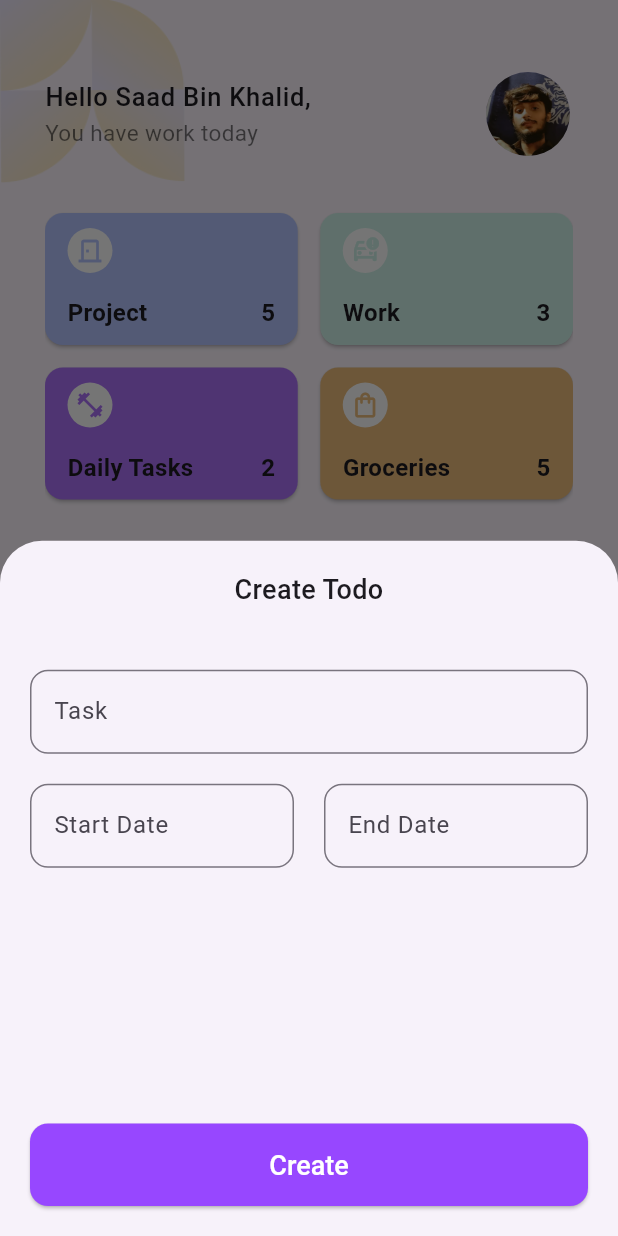
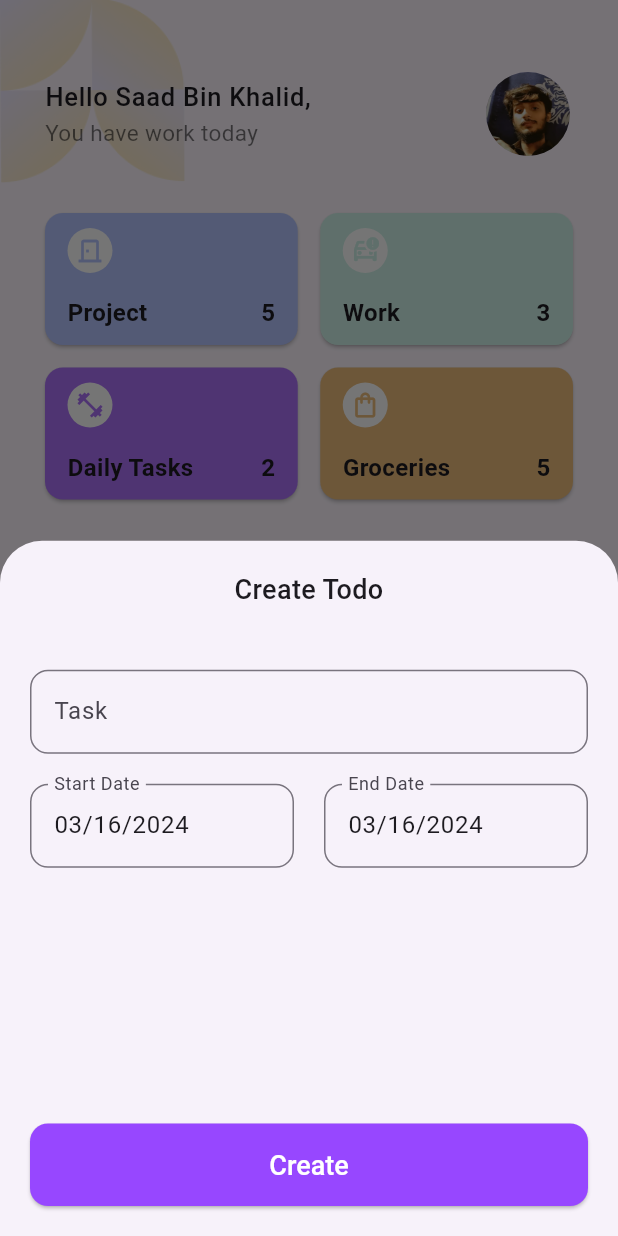
Before and after one commit to k200161/todo-app, a Flutter app: the screen it shows after launch, after a tap on "Create", on a phone screen of 412 x 824 dp. Run offline on Flutter 3.47's test engine with Material 3 defaults, Android fonts, the phone set to English and light mode, and no system bars.

Commit message:
Added reactive persistance

```diff
--- a/lib/create_todo_form.dart
+++ b/lib/create_todo_form.dart
@@ -1,4 +1,7 @@
 import 'package:flutter/material.dart';
+
+import 'models/todo.dart';
+import 'repo/todo_repo.dart';
 
 class CreateTodoForm extends StatefulWidget {
   const CreateTodoForm({super.key});
@@ -9,6 +12,14 @@ class CreateTodoForm extends StatefulWidget {
 
 class _CreateTodoFormState extends State<CreateTodoForm> {
   final formKey = GlobalKey<FormState>();
+
+  var todo = Todo(
+    id: DateTime.now().millisecondsSinceEpoch.toString(),
+    task: '',
+    startTime: DateTime.now(),
+    endTime: DateTime.now(),
+    completed: false,
+  );
 
   @override
   Widget build(BuildContext context) {
@@ -38,6 +49,7 @@ class _CreateTodoFormState extends State<CreateTodoForm> {
                 labelText: 'Task',
                 hintText: 'What you want to do or accomplish?',
               ),
+              onSaved: (x) => todo = todo.copyWith(task: x),
             ),
             const SizedBox(height: 20),
             Row(
@@ -45,18 +57,22 @@ class _CreateTodoFormState extends State<CreateTodoForm> {
                 Expanded(
                   child: InputDatePickerFormField(
                     acceptEmptyDate: false,
+                    initialDate: todo.startTime,
                     firstDate: DateTime.now(),
                     lastDate: DateTime(2100),
                     fieldLabelText: 'Start Date',
+                    onDateSaved: (x) => todo = todo.copyWith(startTime: x),
                   ),
                 ),
                 const SizedBox(width: 20),
                 Expanded(
                   child: InputDatePickerFormField(
                     acceptEmptyDate: false,
+                    initialDate: todo.endTime,
                     firstDate: DateTime.now(),
                     lastDate: DateTime(2100),
                     fieldLabelText: 'End Date',
+                    onDateSaved: (x) => todo = todo.copyWith(endTime: x),
                   ),
                 ),
               ],
@@ -64,10 +80,7 @@ class _CreateTodoFormState extends State<CreateTodoForm> {
             const SizedBox(height: 20),
             const Spacer(),
             ElevatedButton(
-              onPressed: () {
-                final isValid = formKey.currentState?.validate() ?? false;
-                if (isValid) Navigator.of(context).pop();
-              },
+              onPressed: save,
               child: const Text('Create'),
             ),
           ],
@@ -75,4 +88,12 @@ class _CreateTodoFormState extends State<CreateTodoForm> {
       ),
     );
   }
+
+  void save() {
+    final isValid = formKey.currentState?.validate() ?? false;
+    if (!isValid) return;
+    formKey.currentState?.save();
+    TodoRepo.instance.addTodo(todo);
+    Navigator.of(context).pop();
+  }
 }
--- a/lib/data/todo_data.dart
+++ /dev/null
@@ -1,23 +0,0 @@
-import 'dart:math';
-
-import '../models/todo.dart';
-
-List<Todo> getTodoItems() {
-  final now = DateTime.now();
-  final random = Random(now.millisecondsSinceEpoch);
-  final length = random.nextInt(3) + 5;
-
-  return List.generate(
-    length,
-    (i) {
-      final duration = Duration(hours: random.nextInt(24));
-
-      return Todo(
-        task: 'This is a todo task $i',
-        startTime: now.subtract(duration),
-        endTime: now.add(duration),
-        completed: random.nextBool(),
-      );
-    },
-  );
-}
--- a/lib/main.dart
+++ b/lib/main.dart
@@ -1,9 +1,14 @@
 import 'package:flutter/material.dart';
 
 import 'home_screen.dart';
+import 'repo/todo_repo.dart';
 import 'theme.dart';
+import 'utils/todos_file.dart';
 
-void main() {
+void main() async {
+  WidgetsFlutterBinding.ensureInitialized();
+  final file = await TodosFile.init();
+  TodoRepo.instance.todosFile = file;
   runApp(const TodoApp());
 }
 
--- a/lib/models/todo.dart
+++ b/lib/models/todo.dart
@@ -1,13 +1,61 @@
 class Todo {
+  final String id;
   final String task;
   final DateTime startTime;
   final DateTime endTime;
   final bool completed;
 
   const Todo({
+    required this.id,
     required this.task,
     required this.startTime,
     required this.endTime,
     required this.completed,
   });
+
+  Map<String, dynamic> toMap() {
+    return {
+      'id': id,
+      'task': task,
+      'startTime': startTime.millisecondsSinceEpoch,
+      'endTime': endTime.millisecondsSinceEpoch,
+      'completed': completed,
+    };
+  }
+
+  factory Todo.fromMap(dynamic data) {
+    final map = Map<String, dynamic>.from(data);
+
+    return Todo(
+      id: map['id'],
+      task: map['task'],
+      startTime: DateTime.fromMillisecondsSinceEpoch(map['startTime']),
+      endTime: DateTime.fromMillisecondsSinceEpoch(map['endTime']),
+      completed: map['completed'],
+    );
+  }
+
+  Todo copyWith({
+    String? id,
+    String? task,
+    DateTime? startTime,
+    DateTime? endTime,
+    bool? completed,
+  }) {
+    return Todo(
+      id: id ?? this.id,
+      task: task ?? this.task,
+      startTime: startTime ?? this.startTime,
+      endTime: endTime ?? this.endTime,
+      completed: completed ?? this.completed,
+    );
+  }
+
+  @override
+  bool operator ==(covariant Todo other) {
+    return identical(this, other) || id == other.id;
+  }
+
+  @override
+  int get hashCode => id.hashCode;
 }
--- /dev/null
+++ b/lib/repo/todo_repo.dart
@@ -0,0 +1,50 @@
+import 'dart:convert';
+import 'dart:io';
+
+import '../models/todo.dart';
+
+class TodoRepo {
+  late final File file;
+
+  TodoRepo._singleton();
+
+  static final instance = TodoRepo._singleton();
+
+  set todosFile(File newFile) => file = newFile;
+
+  Future<void> addTodo(Todo todo) async {
+    final todos = readTodos();
+    final index = todos.indexOf(todo);
+    if (index == -1)
+      todos.add(todo);
+    else {
+      todos.removeAt(index);
+      todos.insert(index, todo);
+    }
+    setTodos(todos);
+  }
+
+  Future<void> deletTodo(Todo todo) async {
+    final todos = readTodos()..remove(todo);
+    setTodos(todos.toSet().toList());
+  }
+
+  void setTodos(List<Todo> todos) {
+    final data = todos.map((t) => t.toMap()).toList();
+    file.writeAsStringSync(json.encode(data));
+  }
+
+  Stream<List<Todo>> streamTodos() async* {
+    yield readTodos();
+
+    await for (final event in file.watch()) {
+      if (event.type == FileSystemEvent.modify) //
+        yield readTodos();
+    }
+  }
+
+  List<Todo> readTodos() {
+    final data = List.from(json.decode(file.readAsStringSync()));
+    return data.map(Todo.fromMap).toList();
+  }
+}
--- /dev/null
+++ b/lib/utils/todos_file.dart
@@ -0,0 +1,16 @@
+import 'dart:io';
+
+import 'package:path_provider/path_provider.dart';
+
+class TodosFile {
+  static const filename = 'todos.txt';
+
+  static Future<File> init() async {
+    final directory = await getApplicationDocumentsDirectory();
+    final path = '${directory.path}/$filename';
+    final file = File(path);
+    final isNew = !file.existsSync();
+    if (isNew) file.writeAsStringSync('[]');
+    return file;
+  }
+}
--- a/lib/widgets/todo_list.dart
+++ b/lib/widgets/todo_list.dart
@@ -1,6 +1,6 @@
 import 'package:flutter/material.dart';
 
-import '../data/todo_data.dart';
+import '../repo/todo_repo.dart';
 import 'todo_tile.dart';
 
 class TodoList extends StatelessWidget {
@@ -8,14 +8,44 @@ class TodoList extends StatelessWidget {
 
   @override
   Widget build(BuildContext context) {
-    final todos = getTodoItems();
+    return StreamBuilder(
+      stream: TodoRepo.instance.streamTodos(),
+      builder: (context, snap) {
+        if (snap.hasError)
+          return Center(
+            heightFactor: 10,
+            child: Text(snap.error.toString()),
+          );
 
-    return ListView.separated(
-      shrinkWrap: true,
-      physics: const NeverScrollableScrollPhysics(),
-      itemCount: 5,
-      itemBuilder: (_, i) => TodoTile(todo: todos[i]),
-      separatorBuilder: (_, i) => const SizedBox(height: 20),
+        if (!snap.hasData)
+          return const Center(
+            heightFactor: 5,
+            child: CircularProgressIndicator(),
+          );
+
+        final todos = snap.data ?? const [];
+
+        if (todos.isEmpty)
+          return const Center(
+            heightFactor: 10,
+            child: Text('No todos found'),
+          );
+
+        return ListView.separated(
+          shrinkWrap: true,
+          physics: const NeverScrollableScrollPhysics(),
+          itemCount: todos.length,
+          separatorBuilder: (_, i) => const SizedBox(height: 20),
+          itemBuilder: (_, i) {
+            final todo = todos[i];
+
+            return TodoTile(
+              key: ValueKey(todo.id),
+              todo: todo,
+            );
+          },
+        );
+      },
     );
   }
 }
--- a/lib/widgets/todo_tile.dart
+++ b/lib/widgets/todo_tile.dart
@@ -1,6 +1,8 @@
 import 'package:flutter/material.dart';
 
+import '../utils/datetime_ext.dart';
 import '../models/todo.dart';
+import '../repo/todo_repo.dart';
 
 class TodoTile extends StatefulWidget {
   const TodoTile({
@@ -15,16 +17,18 @@ class TodoTile extends StatefulWidget {
 }
 
 class _TodoTileState extends State<TodoTile> {
-  late bool selected = widget.todo.completed;
+  late var todo = widget.todo;
 
   @override
   Widget build(BuildContext context) {
     return ListTile(
       onTap: () {
-        setState(() => selected = !selected);
+        final toggledTodo = todo.copyWith(completed: !todo.completed);
+        setState(() => todo = toggledTodo);
+        TodoRepo.instance.addTodo(toggledTodo);
       },
       leading: Radio(
-        value: selected,
+        value: todo.completed,
         groupValue: true,
         onChanged: (x) {},
       ),
@@ -34,29 +38,18 @@ class _TodoTileState extends State<TodoTile> {
         overflow: TextOverflow.ellipsis,
         style: TextStyle(
           fontWeight: FontWeight.w500,
-          decoration: selected ? TextDecoration.lineThrough : null,
+          decoration: todo.completed ? TextDecoration.lineThrough : null,
         ),
       ),
       subtitle: Text(
-        '${widget.todo.startTime.timeFormated} to ${widget.todo.endTime.timeFormated}',
+        widget.todo.startTime.rangeTill(widget.todo.endTime),
       ),
       trailing: IconButton(
         iconSize: 25,
         color: Colors.red,
         icon: const Icon(Icons.delete_outline),
-        onPressed: () {},
+        onPressed: () => TodoRepo.instance.deletTodo(todo),
       ),
     );
   }
 }
-
-extension on DateTime {
-  String get timeFormated {
-    final local = toLocal();
-    final hr = local.hour;
-    final min = local.minute;
-    final hrStr = hr.toString().padLeft(2, '0');
-    final minStr = min.toString().padLeft(2, '0');
-    return '$hrStr:$minStr';
-  }
-}
--- a/pubspec.yaml
+++ b/pubspec.yaml
@@ -5,10 +5,12 @@ version: 1.0.0+1
 
 environment:
   sdk: '>=3.2.3 <4.0.0'
+
 dependencies:
   flutter:
     sdk: flutter
   cupertino_icons: ^1.0.2
+  path_provider: ^2.1.2
 
 dev_dependencies:
   flutter_test:
```
Also changed, not shown: analysis_options.yaml (+1 -24 lines), lib/utils/datetime_ext.dart (added, +49 -0 lines), pubspec.lock.
